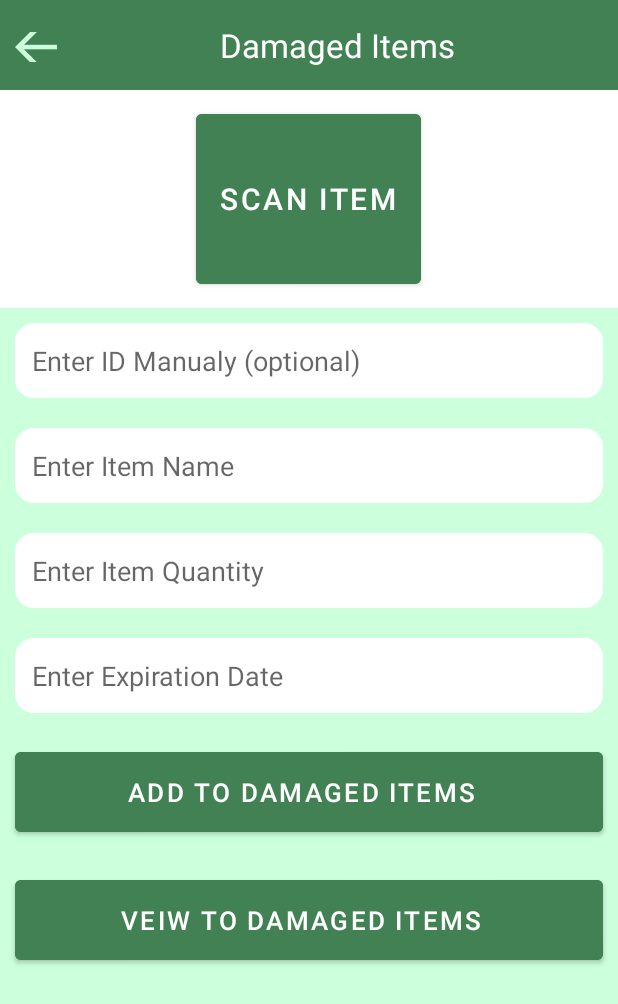
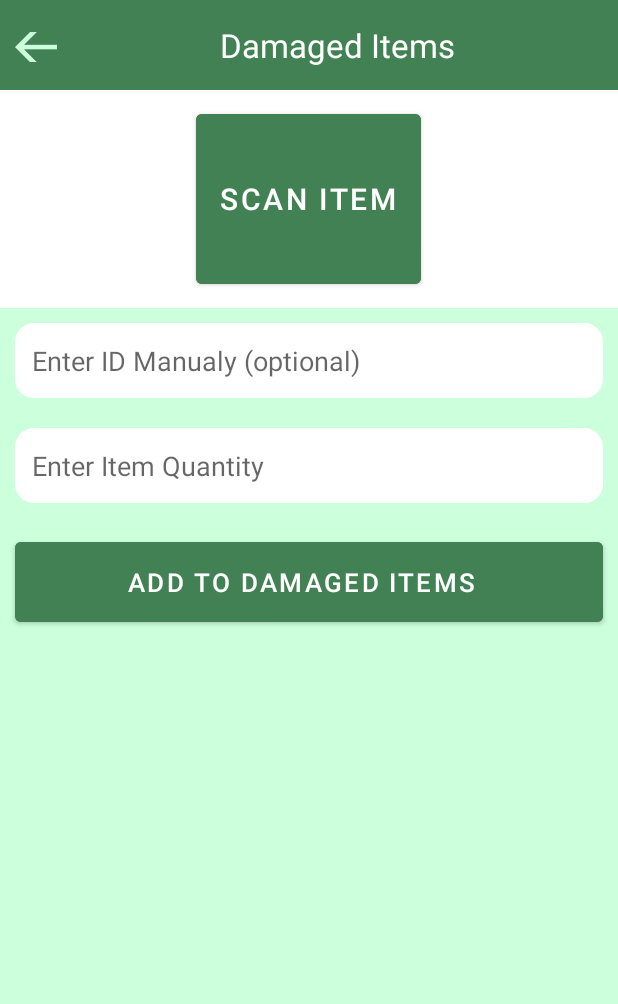
Before and after one commit to Zaid-daoud/EZ-Store, an Android app: the Damaged_Items screen opened directly, with no data from a screen before it, on a phone screen of 412 x 824 dp. Shown: the top 1004 px of the screen. Run offline under Robolectric (Android 15) with nearby library versions, the phone set to English and light mode, and no system bars; our stand-ins replace Firebase (no records; nobody signed in at launch, a user with empty details on screens opened directly); libraries missing offline, so code that uses them is left out: com.google.zxing.integration, com.journeyapps.barcodescanner.

Commit message:
Second Commit

```diff
--- a/app/src/main/java/com/ez_store/ez_store/View/Damaged_Items.java
+++ b/app/src/main/java/com/ez_store/ez_store/View/Damaged_Items.java
@@ -1,5 +1,6 @@
 package com.ez_store.ez_store.View;
 
+import androidx.annotation.NonNull;
 import androidx.appcompat.app.AlertDialog;
 import androidx.appcompat.app.AppCompatActivity;
 
@@ -17,8 +18,11 @@ import com.ez_store.ez_store.Model.LoadingDialog;
 import com.ez_store.ez_store.Model.Product;
 import com.ez_store.ez_store.R;
 import com.google.firebase.auth.FirebaseAuth;
+import com.google.firebase.database.DataSnapshot;
+import com.google.firebase.database.DatabaseError;
 import com.google.firebase.database.DatabaseReference;
 import com.google.firebase.database.FirebaseDatabase;
+import com.google.firebase.database.ValueEventListener;
 import com.google.firebase.storage.FirebaseStorage;
 import com.google.firebase.storage.StorageReference;
 import com.google.zxing.integration.android.IntentIntegrator;
@@ -27,13 +31,11 @@ import com.journeyapps.barcodescanner.CaptureActivity;
 
 
 public class Damaged_Items extends AppCompatActivity implements View.OnClickListener {
-    private Button scan , add_btn , view_btn;
-    private EditText id , name , quantity , date;
+    private Button scan , add_btn ;
+    private EditText id , quantity ;
 
-    private String _name;
     private String _id;
     private String _quantity ;
-    private String _date;
     private String userID;
 
     FirebaseDatabase firebaseDatabase;
@@ -57,13 +59,14 @@ public class Damaged_Items extends AppCompatActivity implements View.OnClickList
         connection = new Connection(Damaged_Items.this);
         loadingDialog = new LoadingDialog(Damaged_Items.this);
         storageReference = FirebaseStorage.getInstance().getReference();
-
+        firebaseDatabase = FirebaseDatabase.getInstance();
+        databaseReference = firebaseDatabase.getReference();
         scan = findViewById(R.id.barcode_icon);
         id = findViewById(R.id.barcode_view);
-        quantity = findViewById(R.id.quantity_item);
-        date = findViewById(R.id.id_date);
+        quantity = findViewById(R.id.id_quantity);
+
         add_btn = findViewById(R.id.btn_add);
-        view_btn = findViewById(R.id.view_btn);
+
 
         scan.setOnClickListener(this);
 
@@ -73,31 +76,33 @@ public class Damaged_Items extends AppCompatActivity implements View.OnClickList
             @Override
             public void onClick(View view) {
 
-                _name = name.getText().toString().trim();
+
                 _id = id.getText().toString().trim();
                 _quantity = quantity.getText().toString().trim();
-                _date = date.getText().toString().trim();
 
-                Product Product = new Product(_id , _name , _quantity , _date);
-                databaseReference.child(userID).child("Products").child(_id).setValue(Product);
+
+
+                databaseReference.child(userID).child("Products").child(_id).addListenerForSingleValueEvent(new ValueEventListener() {
+                    @Override
+                    public void onDataChange(@NonNull DataSnapshot snapshot) {
+                        int Q = snapshot.child("quantity").getValue(Integer.class);
+                        databaseReference.child(userID).child("Products").child(_id).child("quantity").setValue(Q-(Integer.parseInt(_quantity)));
+                        databaseReference.child(userID).child("Products").child("DamagedItems").child(_id).child("id").setValue(_id);
+                        databaseReference.child(userID).child("Products").child("DamagedItems").child(_id).child("quantity").setValue(Integer.parseInt(_quantity));
+                    }
+
+                    @Override
+                    public void onCancelled(@NonNull DatabaseError error) {
+
+                    }
+                });
+
             }
         });
-//-------------------- Add Button ------------------------------------------------------------------
-        view_btn.setOnClickListener(new View.OnClickListener() {
-            @Override
-            public void onClick(View view) {
-                //viewDamagedItems();
-            }
-        });
+
+
     }
 
-    /*private void AddDamagedItems(){
-        FirebaseAuth auth = FirebaseAuth.getInstance();
-        DatabaseReference reference = FirebaseDatabase.getInstance().getReference("Person");
-        reference.child(auth.getCurrentUser().getUid()).child("Products").child(String.valueOf(Integer.parseInt(id.getText().toString().trim())));
-        reference.child(auth.getCurrentUser().getUid()).child("Products").child(String.valueOf(Integer.parseInt(quantity.getText().toString().trim())));
-        reference.child(auth.getCurrentUser().getUid()).child("Products").child(String.valueOf(Integer.parseInt(date.getText().toString().trim())));
-    }*/
 
 
     //------------------------------------------- Scan Code ----------------------------------------
--- a/app/src/main/res/layout/activity_damaged__items.xml
+++ b/app/src/main/res/layout/activity_damaged__items.xml
@@ -68,17 +68,7 @@
 
             />
 
-        <EditText
-            android:id="@+id/id_name"
-            android:layout_width="match_parent"
-            android:layout_height="50dp"
-            android:layout_margin="10dp"
-            android:background="@drawable/border"
-            android:backgroundTint="@color/white"
-            android:hint="Enter Item Name"
-            android:paddingLeft="11dp"
-            android:inputType="number"
-            android:textColor="@color/darkGreen" />
+
 
 
         <EditText
@@ -93,17 +83,6 @@
             android:inputType="number"
             android:textColor="@color/darkGreen" />
 
-        <EditText
-            android:id="@+id/id_date"
-            android:layout_width="match_parent"
-            android:layout_height="50dp"
-            android:layout_margin="10dp"
-            android:background="@drawable/border"
-            android:backgroundTint="@color/white"
-            android:hint="Enter Expiration Date"
-            android:inputType="date"
-            android:paddingLeft="11dp"
-            android:textColor="@color/darkGreen" />
 
         <Button
             android:id="@+id/btn_add"
@@ -116,16 +95,7 @@
             android:textColor="@color/white"
             android:textSize="17dp" />
 
-        <Button
-            android:id="@+id/view_btn"
-            android:layout_width="match_parent"
-            android:layout_height="65dp"
-            android:layout_margin="10dp"
-            android:backgroundTint="@color/darkGreen"
-            android:paddingLeft="5dp"
-            android:text="veiw to damaged items"
-            android:textColor="@color/white"
-            android:textSize="17dp" />
+
 
     </LinearLayout>
 </LinearLayout>
```
Also changed, not shown: app/src/main/java/com/ez_store/ez_store/View/Update_Info_Activity.java (+33 -13 lines), app/src/main/java/com/ez_store/ez_store/View/update_items.java (+2 -5 lines).
